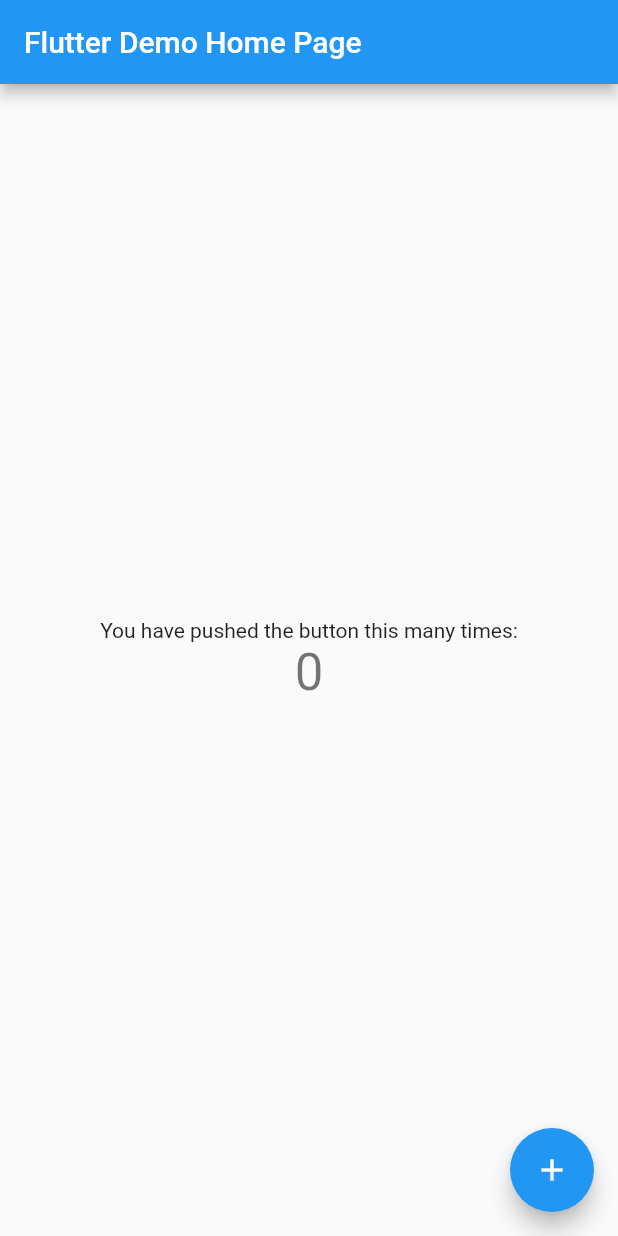
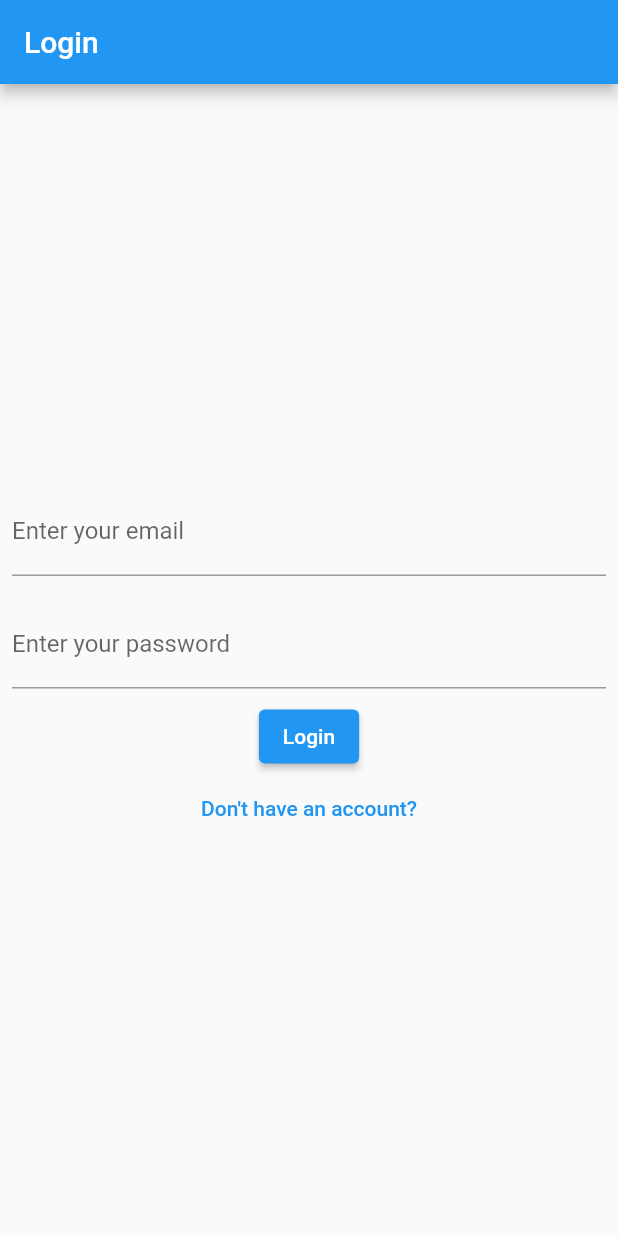
Before and after one commit to cansuengineer/auth_provider, a Flutter app: the screen it shows after launch, on a phone screen of 412 x 824 dp. Run offline on Flutter 3.47's test engine with Material 2 defaults, Android fonts, the phone set to English and light mode, and no system bars; our stand-ins replace firebase_auth, firebase_core; accounts and stored records are empty.

Commit message:
provider eklendi , ios auth eklendi

```diff
--- a/lib/main.dart
+++ b/lib/main.dart
@@ -1,6 +1,12 @@
+import 'package:auth_provider/screens/login_screen.dart';
+import 'package:auth_provider/services/auth.dart';
 import 'package:flutter/material.dart';
+import 'package:firebase_core/firebase_core.dart';
+import 'package:provider/provider.dart';
 
-void main() {
+void main() async {
+  WidgetsFlutterBinding.ensureInitialized();
+  await Firebase.initializeApp();
   runApp(const MyApp());
 }
 
@@ -10,106 +16,18 @@ class MyApp extends StatelessWidget {
   // This widget is the root of your application.
   @override
   Widget build(BuildContext context) {
-    return MaterialApp(
-      title: 'Flutter Demo',
-      theme: ThemeData(
-        // This is the theme of your application.
-        //
-        // Try running your application with "flutter run". You'll see the
-        // application has a blue toolbar. Then, without quitting the app, try
-        // changing the primarySwatch below to Colors.green and then invoke
-        // "hot reload" (press "r" in the console where you ran "flutter run",
-        // or simply save your changes to "hot reload" in a Flutter IDE).
-        // Notice that the counter didn't reset back to zero; the application
-        // is not restarted.
-        primarySwatch: Colors.blue,
-      ),
-      home: const MyHomePage(title: 'Flutter Demo Home Page'),
+    return MultiProvider(
+      providers: [
+        Provider<Auth>(
+          create: (_) => Auth(),
+        ),
+      ],
+      child: MaterialApp(
+          title: 'Flutter Auth Example',
+          theme: ThemeData(
+            primarySwatch: Colors.blue,
+          ),
+          home: const LoginScreen()),
     );
   }
 }
-
-class MyHomePage extends StatefulWidget {
-  const MyHomePage({Key? key, required this.title}) : super(key: key);
-
-  // This widget is the home page of your application. It is stateful, meaning
-  // that it has a State object (defined below) that contains fields that affect
-  // how it looks.
-
-  // This class is the configuration for the state. It holds the values (in this
-  // case the title) provided by the parent (in this case the App widget) and
-  // used by the build method of the State. Fields in a Widget subclass are
-  // always marked "final".
-
-  final String title;
-
-  @override
-  State<MyHomePage> createState() => _MyHomePageState();
-}
-
-class _MyHomePageState extends State<MyHomePage> {
-  int _counter = 0;
-
-  void _incrementCounter() {
-    setState(() {
-      // This call to setState tells the Flutter framework that something has
-      // changed in this State, which causes it to rerun the build method below
-      // so that the display can reflect the updated values. If we changed
-      // _counter without calling setState(), then the build method would not be
-      // called again, and so nothing would appear to happen.
-      _counter++;
-    });
-  }
-
-  @override
-  Widget build(BuildContext context) {
-    // This method is rerun every time setState is called, for instance as done
-    // by the _incrementCounter method above.
-    //
-    // The Flutter framework has been optimized to make rerunning build methods
-    // fast, so that you can just rebuild anything that needs updating rather
-    // than having to individually change instances of widgets.
-    return Scaffold(
-      appBar: AppBar(
-        // Here we take the value from the MyHomePage object that was created by
-        // the App.build method, and use it to set our appbar title.
-        title: Text(widget.title),
-      ),
-      body: Center(
-        // Center is a layout widget. It takes a single child and positions it
-        // in the middle of the parent.
-        child: Column(
-          // Column is also a layout widget. It takes a list of children and
-          // arranges them vertically. By default, it sizes itself to fit its
-          // children horizontally, and tries to be as tall as its parent.
-          //
-          // Invoke "debug painting" (press "p" in the console, choose the
-          // "Toggle Debug Paint" action from the Flutter Inspector in Android
-          // Studio, or the "Toggle Debug Paint" command in Visual Studio Code)
-          // to see the wireframe for each widget.
-          //
-          // Column has various properties to control how it sizes itself and
-          // how it positions its children. Here we use mainAxisAlignment to
-          // center the children vertically; the main axis here is the vertical
-          // axis because Columns are vertical (the cross axis would be
-          // horizontal).
-          mainAxisAlignment: MainAxisAlignment.center,
-          children: <Widget>[
-            const Text(
-              'You have pushed the button this many times:',
-            ),
-            Text(
-              '$_counter',
-              style: Theme.of(context).textTheme.headline4,
-            ),
-          ],
-        ),
-      ),
-      floatingActionButton: FloatingActionButton(
-        onPressed: _incrementCounter,
-        tooltip: 'Increment',
-        child: const Icon(Icons.add),
-      ), // This trailing comma makes auto-formatting nicer for build methods.
-    );
-  }
-}
--- /dev/null
+++ b/lib/model/user_model.dart
@@ -0,0 +1,6 @@
+class User {
+  final String uid;
+  final String? email;
+
+  User(this.uid, this.email);
+}
--- /dev/null
+++ b/lib/screens/login_screen.dart
@@ -0,0 +1,97 @@
+import 'package:auth_provider/screens/profile_screen.dart';
+import 'package:auth_provider/screens/register_screen.dart';
+import 'package:flutter/material.dart';
+import 'package:provider/provider.dart';
+
+import '../services/auth.dart';
+
+class LoginScreen extends StatefulWidget {
+  const LoginScreen({Key? key}) : super(key: key);
+
+  @override
+  State<LoginScreen> createState() => _LoginScreenState();
+}
+
+class _LoginScreenState extends State<LoginScreen> {
+  final TextEditingController _emailController = TextEditingController();
+  final TextEditingController _passwordController = TextEditingController();
+  final _formKey = GlobalKey<FormState>();
+
+  @override
+  void dispose() {
+    _emailController.dispose();
+    _passwordController.dispose();
+    super.dispose();
+  }
+
+  @override
+  Widget build(BuildContext context) {
+    final auth = Provider.of<Auth>(context);
+
+    return Scaffold(
+      appBar: AppBar(
+        title: const Text('Login'),
+      ),
+      body: Form(
+        key: _formKey,
+        child: Column(
+          mainAxisAlignment: MainAxisAlignment.center,
+          children: [
+            Padding(
+              padding: const EdgeInsets.all(8.0),
+              child: TextFormField(
+                controller: _emailController,
+                decoration:
+                    const InputDecoration(labelText: 'Enter your email'),
+                keyboardType: TextInputType.emailAddress,
+                validator: (String? value) {
+                  if (value == null || value.isEmpty) {
+                    return 'Email is required';
+                  }
+                  return null;
+                },
+              ),
+            ),
+            Padding(
+              padding: const EdgeInsets.all(8.0),
+              child: TextFormField(
+                obscureText: true,
+                controller: _passwordController,
+                decoration:
+                    const InputDecoration(labelText: 'Enter your password'),
+                validator: (String? value) {
+                  if (value == null || value.isEmpty) {
+                    return 'Password is required';
+                  } else if (value.length < 6) {
+                    return 'Password should be at least 6 characters';
+                  }
+                  return null;
+                },
+              ),
+            ),
+            ElevatedButton(
+                onPressed: () async {
+                  final isValid = _formKey.currentState!.validate();
+                  await auth
+                      .handleSignInEmail(
+                          _emailController.text, _passwordController.text)
+                      .then((value) {
+                    Navigator.push(
+                        context,
+                        MaterialPageRoute(
+                            builder: (context) => const ProfileScreen()));
+                  }).catchError((e) => print(e));
+                },
+                child: const Text('Login')),
+            TextButton(
+                onPressed: () {
+                  Navigator.of(context).push(MaterialPageRoute(
+                      builder: (context) => const RegisterScreen()));
+                },
+                child: const Text('Don\'t have an account?'))
+          ],
+        ),
+      ),
+    );
+  }
+}
--- /dev/null
+++ b/lib/services/auth.dart
@@ -0,0 +1,46 @@
+import 'package:firebase_auth/firebase_auth.dart' as auth;
+
+import '../model/user_model.dart';
+
+class Auth {
+  //1
+  final auth.FirebaseAuth _firebaseAuth = auth.FirebaseAuth.instance;
+
+  //2
+  User? _firebaseUser(auth.User? user) {
+    //3
+    if (user == null) {
+      return null;
+    }
+    //4
+    return User(user.uid, user.email);
+  }
+
+  //5
+  Stream<User?>? get user {
+    return _firebaseAuth.authStateChanges().map(_firebaseUser);
+  }
+
+  //6
+  Future<User?> handleSignInEmail(String email, String password) async {
+    //7
+    final result = await _firebaseAuth.signInWithEmailAndPassword(
+        email: email, password: password);
+    //8
+    return _firebaseUser(result.user);
+  }
+
+  //9
+  Future<User?> handleSignUp(String email, String password) async {
+    //10
+    final result = await _firebaseAuth.createUserWithEmailAndPassword(
+        email: email, password: password);
+    //11
+    return _firebaseUser(result.user);
+  }
+
+  //12
+  Future<void> logout() async {
+    return await _firebaseAuth.signOut();
+  }
+}
--- a/pubspec.yaml
+++ b/pubspec.yaml
@@ -34,6 +34,9 @@ dependencies:
   # The following adds the Cupertino Icons font to your application.
   # Use with the CupertinoIcons class for iOS style icons.
   cupertino_icons: ^1.0.2
+  provider: ^6.0.2
+  firebase_core: ^1.11.0
+  firebase_auth: ^3.3.5
 
 dev_dependencies:
   flutter_test:
```
Also changed, not shown: lib/register.dart (added, +81 -0 lines), lib/screens/profile_screen.dart (added, +93 -0 lines), lib/screens/register_screen.dart (added, +99 -0 lines), lib/wrapper.dart (added, +30 -0 lines), pubspec.lock, 9 other files.
